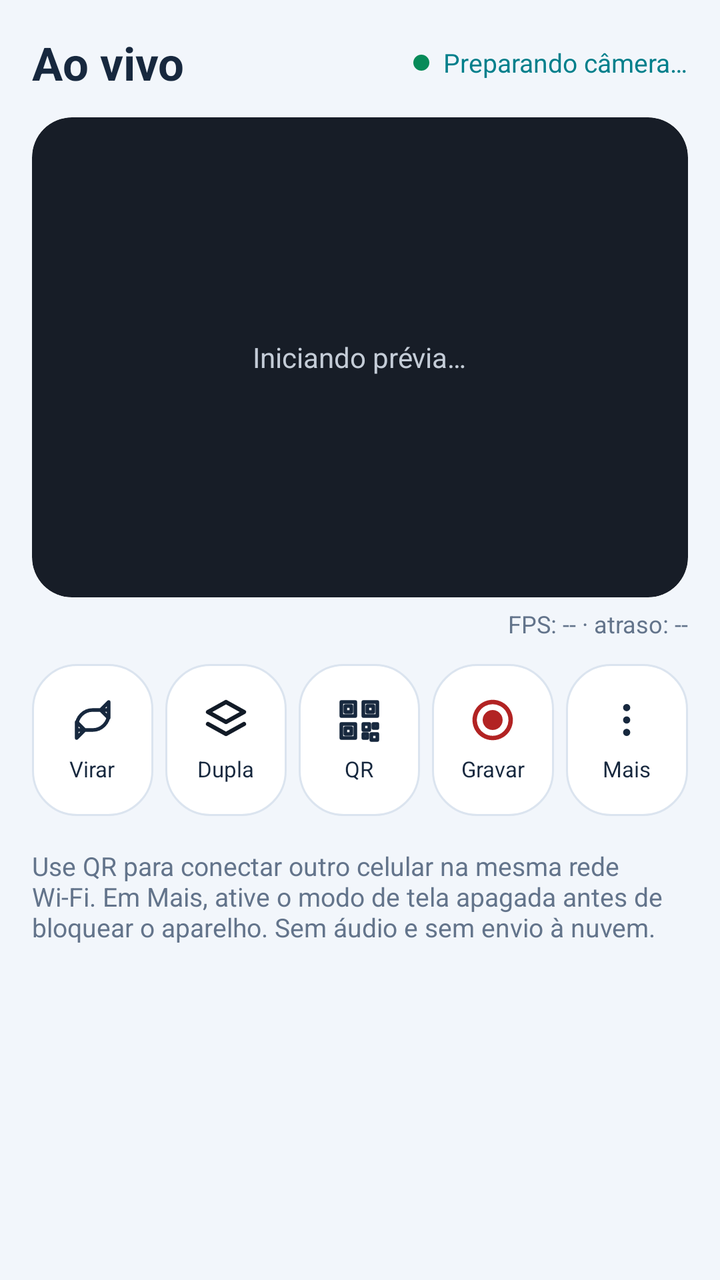
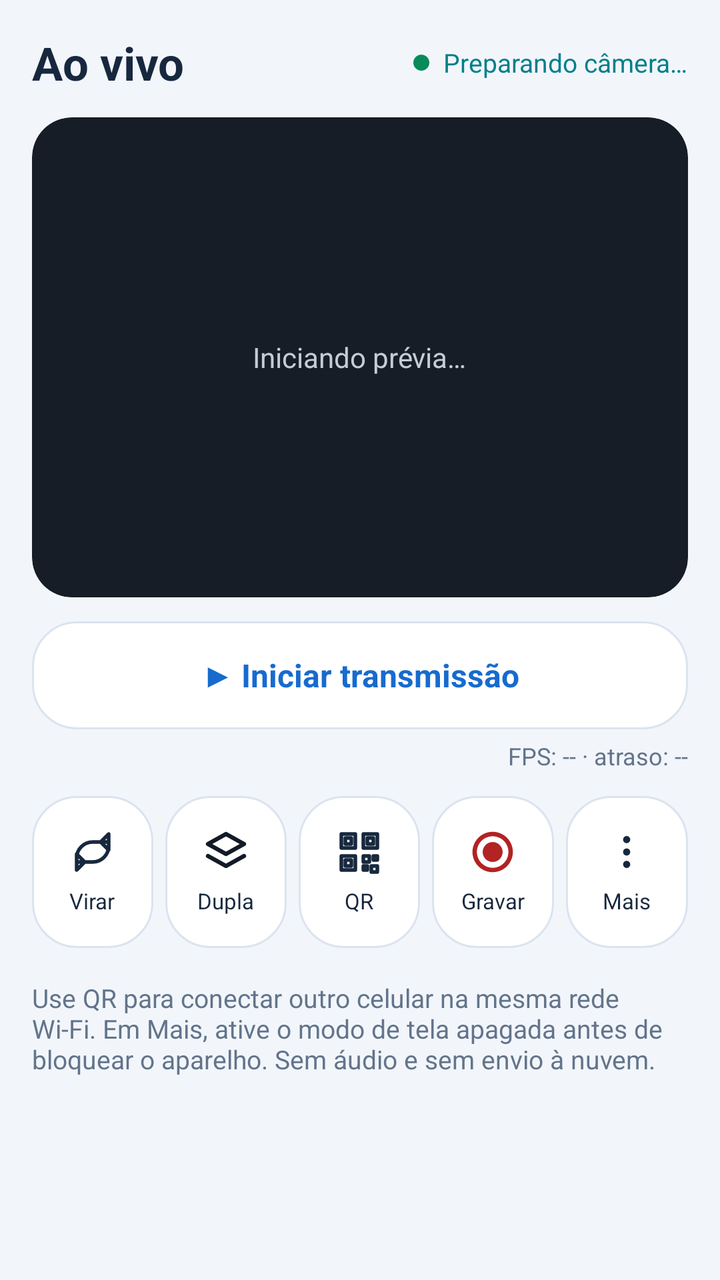

An Android layout rendered at two revisions. The XML below is the earlier revision; the diff shows what the commit changed to produce the second picture.
<!-- AndroidManifest.xml: application theme Theme.MinhaCamera -->
<!-- res/layout/activity_phone_camera.xml -->
<?xml version="1.0" encoding="utf-8"?>
<ScrollView xmlns:android="http://schemas.android.com/apk/res/android"
    android:layout_width="match_parent" android:layout_height="match_parent"
    android:background="@color/app_background" android:fillViewport="true">
    <LinearLayout android:layout_width="match_parent" android:layout_height="wrap_content" android:orientation="vertical" android:padding="16dp">
        <LinearLayout android:layout_width="match_parent" android:layout_height="wrap_content" android:gravity="center_vertical" android:orientation="horizontal"
            android:layout_marginBottom="12dp">
            <TextView android:layout_width="0dp" android:layout_weight="1" android:layout_height="wrap_content"
                android:text="@string/ui_live" android:textColor="@color/app_text" android:textSize="23sp" android:textStyle="bold"/>
            <View android:layout_width="8dp" android:layout_height="8dp" android:background="@drawable/bg_ui_live"/>
            <TextView android:id="@+id/phoneStatus" android:layout_width="wrap_content" android:layout_height="wrap_content"
                android:text="@string/phone_waiting" android:textColor="@color/brand_secondary" android:layout_marginStart="7dp" android:textSize="13sp"/>
        </LinearLayout>
        <FrameLayout android:id="@+id/phoneSinglePreview" android:layout_width="match_parent" android:layout_height="240dp"
            android:background="@drawable/bg_ui_preview" android:clipToOutline="true">
            <TextureView android:id="@+id/phonePreview" android:layout_width="match_parent" android:layout_height="match_parent"/>
            <ImageView android:id="@+id/phoneBackgroundPreview"
                android:layout_width="match_parent" android:layout_height="match_parent"
                android:scaleType="fitCenter" android:background="#000000"
                android:visibility="gone" android:contentDescription="@string/phone_camera" />
            <TextView android:id="@+id/phoneTelemetryPreview"
                android:layout_width="wrap_content" android:layout_height="wrap_content"
                android:layout_gravity="top|start" android:layout_margin="10dp"
                android:background="@drawable/bg_phone_telemetry" android:paddingStart="9dp"
                android:paddingEnd="9dp" android:paddingTop="6dp" android:paddingBottom="6dp"
                android:textSize="12sp" android:textStyle="bold" android:textColor="#FFFFFFFF"
                android:visibility="gone" android:contentDescription="@string/phone_battery_overlay_description" />
            <TextView android:id="@+id/previewPlaceholder" android:layout_width="wrap_content" android:layout_height="wrap_content"
                android:layout_gravity="center" android:text="@string/ui_preview_loading" android:textColor="#C4CCD7" android:textSize="14sp"/>
        </FrameLayout>
        <LinearLayout android:id="@+id/phoneDualPreview" android:layout_width="match_parent"
            android:layout_height="wrap_content" android:orientation="vertical" android:visibility="gone"
            android:background="@drawable/bg_ui_preview" android:padding="5dp">
            <ImageView android:id="@+id/phoneDualTop" android:layout_width="match_parent"
                android:layout_height="200dp" android:scaleType="fitCenter" android:background="#2B4756"
                android:contentDescription="@string/phone_back_camera" />
            <ImageView android:id="@+id/phoneDualBottom" android:layout_width="match_parent"
                android:layout_height="200dp" android:layout_marginTop="5dp" android:scaleType="fitCenter"
                android:background="#4B4255" android:contentDescription="@string/phone_front_camera" />
        </LinearLayout>
        <TextView android:id="@+id/phoneTxPerformance"
            android:layout_width="match_parent" android:layout_height="wrap_content"
            android:gravity="end" android:paddingTop="5dp"
            android:text="@string/phone_performance_waiting"
            android:textColor="@color/ui_muted" android:textSize="12sp" />
        <TextView android:id="@+id/phoneThermalWarning"
            android:layout_width="match_parent" android:layout_height="wrap_content"
            android:layout_marginTop="3dp" android:padding="7dp"
            android:background="@drawable/bg_phone_telemetry"
            android:textColor="#FFFFFFFF" android:textSize="12sp"
            android:visibility="gone" android:accessibilityLiveRegion="polite" />
        <LinearLayout android:layout_width="match_parent" android:layout_height="wrap_content"
            android:layout_marginTop="12dp" android:orientation="horizontal" android:baselineAligned="false">
            <LinearLayout android:id="@+id/phoneSwitch" android:layout_width="0dp" android:layout_weight="1"
                android:layout_height="76dp" android:layout_marginStart="0dp"
                android:layout_marginEnd="3dp" android:padding="4dp" android:gravity="center"
                android:background="@drawable/bg_ui_card" android:orientation="vertical" android:clickable="true"
                android:focusable="true" android:contentDescription="@string/ui_flip">
                <ImageView android:id="@+id/iconphoneSwitch"
                    android:layout_width="24dp" android:layout_height="24dp" android:src="@drawable/ic_ui_flip"
                    android:contentDescription="@null"/>
                <TextView android:id="@+id/labelphoneSwitch"
                    android:layout_width="wrap_content" android:layout_height="wrap_content" android:layout_marginTop="5dp"
                    android:text="@string/ui_flip" android:textColor="@color/app_text" android:textSize="11sp"/>
            </LinearLayout>
            <LinearLayout android:id="@+id/phoneDual" android:layout_width="0dp" android:layout_weight="1"
                android:layout_height="76dp" android:layout_marginStart="3dp"
                android:layout_marginEnd="3dp" android:padding="4dp" android:gravity="center"
                android:background="@drawable/bg_ui_card" android:orientation="vertical" android:clickable="true"
                android:focusable="true" android:contentDescription="@string/ui_dual">
                <ImageView android:id="@+id/iconphoneDual"
                    android:layout_width="24dp" android:layout_height="24dp" android:src="@drawable/ic_ui_dual"
                    android:contentDescription="@null"/>
                <TextView android:id="@+id/labelphoneDual"
                    android:layout_width="wrap_content" android:layout_height="wrap_content" android:layout_marginTop="5dp"
                    android:text="@string/ui_dual" android:textColor="@color/app_text" android:textSize="11sp"/>
            </LinearLayout>
            <LinearLayout android:id="@+id/phoneQr" android:layout_width="0dp" android:layout_weight="1"
                android:layout_height="76dp" android:layout_marginStart="3dp"
                android:layout_marginEnd="3dp" android:padding="4dp" android:gravity="center"
                android:background="@drawable/bg_ui_card" android:orientation="vertical" android:clickable="true"
                android:focusable="true" android:contentDescription="@string/ui_qr">
                <ImageView android:id="@+id/iconphoneQr"
                    android:layout_width="24dp" android:layout_height="24dp" android:src="@drawable/ic_ui_qr"
                    android:contentDescription="@null"/>
                <TextView android:id="@+id/labelphoneQr"
                    android:layout_width="wrap_content" android:layout_height="wrap_content" android:layout_marginTop="5dp"
                    android:text="@string/ui_qr" android:textColor="@color/app_text" android:textSize="11sp"/>
            </LinearLayout>
            <LinearLayout android:id="@+id/phoneRecord" android:layout_width="0dp" android:layout_weight="1"
                android:layout_height="76dp" android:layout_marginStart="3dp"
                android:layout_marginEnd="3dp" android:padding="4dp" android:gravity="center"
                android:background="@drawable/bg_ui_card" android:orientation="vertical" android:clickable="true"
                android:focusable="true" android:contentDescription="@string/ui_record">
                <ImageView android:id="@+id/phoneRecordIcon"
                    android:layout_width="24dp" android:layout_height="24dp" android:src="@drawable/ic_ui_record"
                    android:contentDescription="@null"/>
                <TextView android:id="@+id/phoneRecordLabel"
                    android:layout_width="wrap_content" android:layout_height="wrap_content" android:layout_marginTop="5dp"
                    android:text="@string/ui_record" android:textColor="@color/app_text" android:textSize="11sp"/>
            </LinearLayout>
            <LinearLayout android:id="@+id/phoneMore" android:layout_width="0dp" android:layout_weight="1"
                android:layout_height="76dp" android:layout_marginStart="3dp"
                android:layout_marginEnd="0dp" android:padding="4dp" android:gravity="center"
                android:background="@drawable/bg_ui_card" android:orientation="vertical" android:clickable="true"
                android:focusable="true" android:contentDescription="@string/ui_more_short">
                <ImageView android:id="@+id/iconphoneMore"
                    android:layout_width="24dp" android:layout_height="24dp" android:src="@drawable/ic_ui_more"
                    android:contentDescription="@null"/>
                <TextView android:id="@+id/labelphoneMore"
                    android:layout_width="wrap_content" android:layout_height="wrap_content" android:layout_marginTop="5dp"
                    android:text="@string/ui_more_short" android:textColor="@color/app_text" android:textSize="11sp"/>
            </LinearLayout>
        </LinearLayout>
        
        <View android:id="@+id/phoneRevoke" android:layout_width="1dp" android:layout_height="1dp" android:visibility="gone"/>
        <TextView android:layout_width="match_parent" android:layout_height="wrap_content" android:layout_marginTop="16dp"
            android:text="@string/ui_stream_instructions" android:textColor="@color/ui_muted" android:textSize="13sp"/>
        <TextView android:id="@+id/phoneAddress" android:layout_width="match_parent" android:layout_height="wrap_content"
            android:visibility="gone" android:text="@string/phone_no_address"/>
    </LinearLayout>
</ScrollView>
<!-- resources referenced by this layout -->
<resources>
  <color name="app_background">#F2F6FB</color>
  <color name="app_text">#17283E</color>
  <color name="brand_secondary">#007F8B</color>
  <color name="ui_muted">#63748B</color>
  <!-- drawable bg_phone_telemetry (drawable) -->
  <?xml version="1.0" encoding="utf-8"?>
  <shape xmlns:android="http://schemas.android.com/apk/res/android" android:shape="rectangle">
      <solid android:color="#C40B111B" />
      <corners android:radius="8dp" />
  </shape>
  <!-- drawable bg_ui_card (drawable) -->
  <?xml version="1.0" encoding="utf-8"?>
  <shape xmlns:android="http://schemas.android.com/apk/res/android" android:shape="rectangle">
      <solid android:color="@color/app_surface"/><corners android:radius="22dp"/>
      <stroke android:width="1dp" android:color="@color/app_outline"/>
  </shape>
  <!-- drawable bg_ui_live (drawable) -->
  <?xml version="1.0" encoding="utf-8"?>
  <shape xmlns:android="http://schemas.android.com/apk/res/android" android:shape="oval">
      <solid android:color="#078B59"/>
  </shape>
  <!-- drawable bg_ui_preview (drawable) -->
  <?xml version="1.0" encoding="utf-8"?>
  <shape xmlns:android="http://schemas.android.com/apk/res/android" android:shape="rectangle">
      <solid android:color="#171D27"/><corners android:radius="20dp"/>
  </shape>
  <!-- drawable ic_ui_dual (drawable) -->
  <vector xmlns:android="http://schemas.android.com/apk/res/android" android:width="24dp" android:height="24dp"
      android:viewportWidth="24" android:viewportHeight="24">
      <path android:fillColor="@android:color/transparent" android:strokeColor="#121B27"
          android:strokeWidth="2.1" android:strokeLineCap="round" android:strokeLineJoin="round"
          android:pathData="M3,8 L12,3 L21,8 L12,13 Z M3,14 L12,19 L21,14" />
  </vector>
  <!-- drawable ic_ui_more (drawable) -->
  <?xml version="1.0" encoding="utf-8"?>
  <vector xmlns:android="http://schemas.android.com/apk/res/android" android:width="24dp" android:height="24dp" android:viewportWidth="24" android:viewportHeight="24">
      <path android:fillColor="@color/app_text" android:pathData="M12,4a1.8,1.8 0,1 0,0 3.6a1.8,1.8 0,1 0,0 -3.6 M12,10.2a1.8,1.8 0,1 0,0 3.6a1.8,1.8 0,1 0,0 -3.6 M12,16.4a1.8,1.8 0,1 0,0 3.6a1.8,1.8 0,1 0,0 -3.6"/>
  </vector>
  <!-- drawable ic_ui_record (drawable) -->
  <vector xmlns:android="http://schemas.android.com/apk/res/android" android:width="24dp" android:height="24dp" android:viewportWidth="24" android:viewportHeight="24">
      <path android:fillColor="@android:color/transparent" android:strokeColor="#B22323" android:strokeWidth="2.2" android:pathData="M12,3 A9,9 0 1,1 11.99,3"/>
      <path android:fillColor="#B22323" android:pathData="M12,7 A5,5 0 1,1 11.99,7" />
  </vector>
  <string name="phone_back_camera">Câmera traseira</string>
  <string name="phone_battery_overlay_description">Nível de carga e temperatura da bateria do celular transmissor</string>
  <string name="phone_camera">Câmera de celular</string>
  <string name="phone_front_camera">Câmera frontal</string>
  <string name="phone_no_address">A transmissão ainda não possui endereço.</string>
  <string name="phone_performance_waiting">FPS: -- · atraso: --</string>
  <string name="phone_waiting">Preparando câmera…</string>
  <string name="ui_dual">Dupla</string>
  <string name="ui_flip">Virar</string>
  <string name="ui_live">Ao vivo</string>
  <string name="ui_more_short">Mais</string>
  <string name="ui_preview_loading">Iniciando prévia…</string>
  <string name="ui_qr">QR</string>
  <string name="ui_record">Gravar</string>
  <string name="ui_stream_instructions">Use QR para conectar outro celular na mesma rede Wi-Fi. Em Mais, ative o modo de tela apagada antes de bloquear o aparelho. Sem áudio e sem envio à nuvem.</string>
  <color name="app_surface">#FFFFFF</color>
  <color name="app_outline">#DBE4EF</color>
  <color name="brand_primary">#176BCE</color>
  <color name="brand_on_primary">#FFFFFF</color>
  <!-- unchanged entries left out for length: 3 -->
</resources>

<!-- the commit's change to res/layout/activity_phone_camera.xml (unified diff, before → after) -->
@@ -38,6 +38,12 @@
                 android:layout_height="200dp" android:layout_marginTop="5dp" android:scaleType="fitCenter"
                 android:background="#4B4255" android:contentDescription="@string/phone_front_camera" />
         </LinearLayout>
+        <TextView android:id="@+id/phoneTransmissionToggle"
+            android:layout_width="match_parent" android:layout_height="54dp"
+            android:layout_marginTop="12dp" android:background="@drawable/bg_ui_card"
+            android:clickable="true" android:focusable="true" android:gravity="center"
+            android:text="@string/phone_transmit_start" android:textColor="@color/brand_primary"
+            android:textStyle="bold" android:textSize="16sp" />
         <TextView android:id="@+id/phoneTxPerformance"
             android:layout_width="match_parent" android:layout_height="wrap_content"
             android:gravity="end" android:paddingTop="5dp"
<!-- resource entries referenced after the edit -->
@@ -49,6 +49,7 @@
   <string name="phone_front_camera">Câmera frontal</string>
   <string name="phone_no_address">A transmissão ainda não possui endereço.</string>
   <string name="phone_performance_waiting">FPS: -- · atraso: --</string>
+  <string name="phone_transmit_start">▶ Iniciar transmissão</string>
   <string name="phone_waiting">Preparando câmera…</string>
   <string name="ui_dual">Dupla</string>
   <string name="ui_flip">Virar</string>
